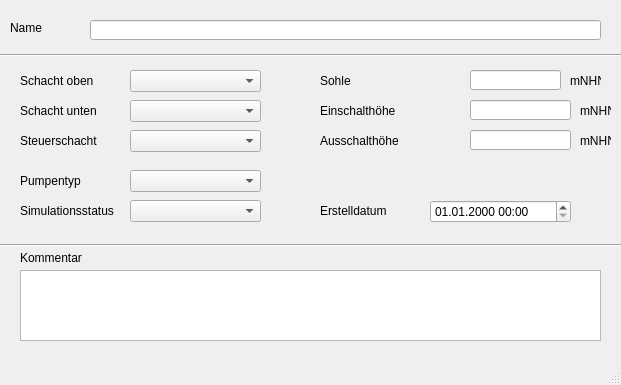
The window that qkan/forms/qkan_pumpen.ui (hoettges/QKan) describes before a commit, drawn with Qt 5.
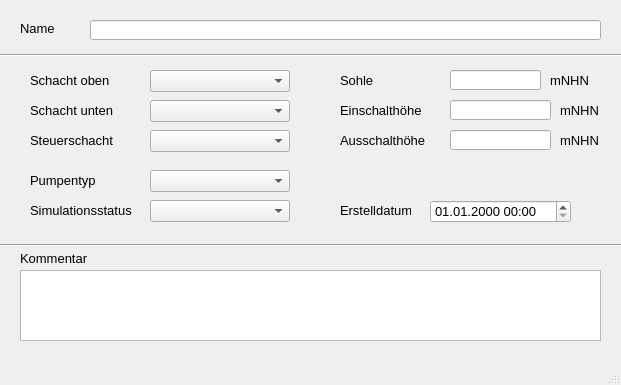
The same window after the commit. Custom widgets are drawn as their Qt base class.

What changed in the file:
```diff
--- a/qkan/forms/qkan_pumpen.ui
+++ b/qkan/forms/qkan_pumpen.ui
@@ -13,6 +13,7 @@
   <property name="font">
    <font>
     <family>Tahoma</family>
+    <pointsize>10</pointsize>
    </font>
   </property>
   <property name="windowTitle">
@@ -22,7 +23,7 @@
    <widget class="QLabel" name="label">
     <property name="geometry">
      <rect>
-      <x>10</x>
+      <x>20</x>
       <y>20</y>
       <width>46</width>
       <height>16</height>
@@ -35,7 +36,7 @@
    <widget class="QLabel" name="label_20">
     <property name="geometry">
      <rect>
-      <x>20</x>
+      <x>30</x>
       <y>130</y>
       <width>91</width>
       <height>21</height>
@@ -48,7 +49,7 @@
    <widget class="QLabel" name="label_18">
     <property name="geometry">
      <rect>
-      <x>20</x>
+      <x>30</x>
       <y>170</y>
       <width>91</width>
       <height>21</height>
@@ -61,7 +62,7 @@
    <widget class="QLabel" name="label_70">
     <property name="geometry">
      <rect>
-      <x>320</x>
+      <x>340</x>
       <y>200</y>
       <width>71</width>
       <height>21</height>
@@ -113,9 +114,9 @@
    <widget class="QLabel" name="label_21">
     <property name="geometry">
      <rect>
-      <x>320</x>
+      <x>340</x>
       <y>130</y>
-      <width>121</width>
+      <width>100</width>
       <height>21</height>
      </rect>
     </property>
@@ -126,7 +127,7 @@
    <widget class="QLabel" name="label_22">
     <property name="geometry">
      <rect>
-      <x>20</x>
+      <x>30</x>
       <y>200</y>
       <width>121</width>
       <height>21</height>
@@ -139,7 +140,7 @@
    <widget class="QLabel" name="label_7">
     <property name="geometry">
      <rect>
-      <x>20</x>
+      <x>30</x>
       <y>100</y>
       <width>91</width>
       <height>21</height>
@@ -152,7 +153,7 @@
    <widget class="QLabel" name="label_8">
     <property name="geometry">
      <rect>
-      <x>20</x>
+      <x>30</x>
       <y>70</y>
       <width>111</width>
       <height>21</height>
@@ -165,7 +166,7 @@
    <widget class="QLabel" name="label_9">
     <property name="geometry">
      <rect>
-      <x>320</x>
+      <x>340</x>
       <y>70</y>
       <width>71</width>
       <height>21</height>
@@ -178,9 +179,9 @@
    <widget class="QLabel" name="label_23">
     <property name="geometry">
      <rect>
-      <x>320</x>
+      <x>340</x>
       <y>100</y>
-      <width>121</width>
+      <width>100</width>
       <height>21</height>
      </rect>
     </property>
@@ -201,9 +202,9 @@
    <widget class="QComboBox" name="schoben">
     <property name="geometry">
      <rect>
-      <x>130</x>
+      <x>150</x>
       <y>70</y>
-      <width>131</width>
+      <width>140</width>
       <height>22</height>
      </rect>
     </property>
@@ -211,9 +212,9 @@
    <widget class="QComboBox" name="schunten">
     <property name="geometry">
      <rect>
-      <x>130</x>
+      <x>150</x>
       <y>100</y>
-      <width>131</width>
+      <width>140</width>
       <height>22</height>
      </rect>
     </property>
@@ -221,7 +222,7 @@
    <widget class="QLineEdit" name="sohle">
     <property name="geometry">
      <rect>
-      <x>470</x>
+      <x>450</x>
       <y>70</y>
       <width>91</width>
       <height>20</height>
@@ -231,9 +232,9 @@
    <widget class="QComboBox" name="pumpentyp">
     <property name="geometry">
      <rect>
-      <x>130</x>
+      <x>150</x>
       <y>170</y>
-      <width>131</width>
+      <width>140</width>
       <height>22</height>
      </rect>
     </property>
@@ -241,9 +242,9 @@
    <widget class="QComboBox" name="simstatus">
     <property name="geometry">
      <rect>
-      <x>130</x>
+      <x>150</x>
       <y>200</y>
-      <width>131</width>
+      <width>140</width>
       <height>22</height>
      </rect>
     </property>
@@ -251,9 +252,9 @@
    <widget class="QComboBox" name="steuersch">
     <property name="geometry">
      <rect>
-      <x>130</x>
+      <x>150</x>
       <y>130</y>
-      <width>131</width>
+      <width>140</width>
       <height>22</height>
      </rect>
     </property>
@@ -261,7 +262,7 @@
    <widget class="QLineEdit" name="einschalthoehe">
     <property name="geometry">
      <rect>
-      <x>470</x>
+      <x>450</x>
       <y>100</y>
       <width>101</width>
       <height>20</height>
@@ -271,7 +272,7 @@
    <widget class="QLineEdit" name="ausschalthoehe">
     <property name="geometry">
      <rect>
-      <x>470</x>
+      <x>450</x>
       <y>130</y>
       <width>101</width>
       <height>20</height>
@@ -307,9 +308,9 @@
    <widget class="QLabel" name="label_4">
     <property name="geometry">
      <rect>
-      <x>570</x>
+      <x>550</x>
       <y>70</y>
-      <width>31</width>
+      <width>50</width>
       <height>21</height>
      </rect>
     </property>
@@ -320,9 +321,9 @@
    <widget class="QLabel" name="label_10">
     <property name="geometry">
      <rect>
-      <x>580</x>
+      <x>560</x>
       <y>100</y>
-      <width>31</width>
+      <width>50</width>
       <height>21</height>
      </rect>
     </property>
@@ -333,9 +334,9 @@
    <widget class="QLabel" name="label_11">
     <property name="geometry">
      <rect>
-      <x>580</x>
+      <x>560</x>
       <y>130</y>
-      <width>31</width>
+      <width>50</width>
       <height>21</height>
      </rect>
     </property>
```
